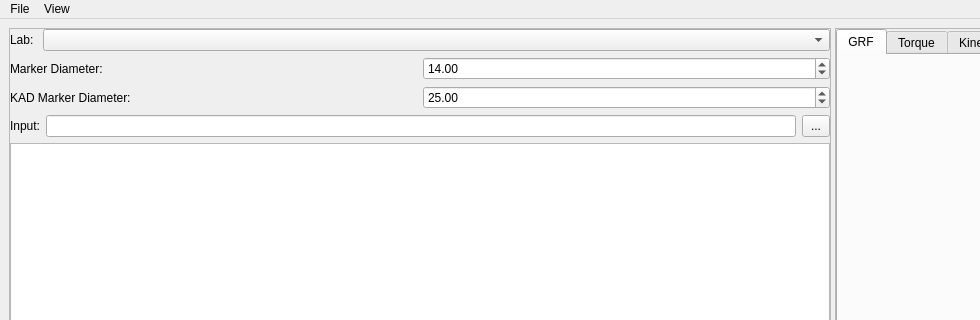
This is src/c3d_parser/view/qt/main_window.ui in tsalemink/C3D-parser as Qt 5 draws it before an edit; both pictures show x 0 to 980 and y 0 to 320 of the 1500 by 800 pixel window. The edited form follows.
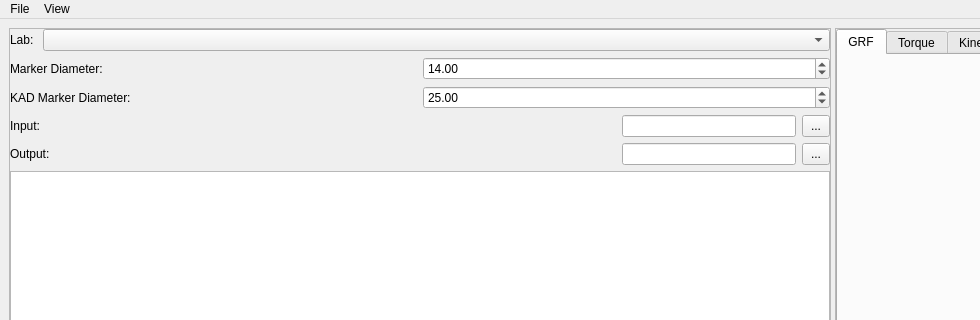
This is the edited form. Custom widgets are drawn as their Qt base class.

Commit message: Add UI element for output directory

The edit to the form file:
```diff
--- a/src/c3d_parser/view/qt/main_window.ui
+++ b/src/c3d_parser/view/qt/main_window.ui
@@ -119,10 +119,72 @@
            </widget>
           </item>
           <item>
-           <widget class="QLineEdit" name="lineEditDirectory"/>
+           <widget class="QLineEdit" name="lineEditInputDirectory">
+            <property name="sizePolicy">
+             <sizepolicy hsizetype="Fixed" vsizetype="Fixed">
+              <horstretch>0</horstretch>
+              <verstretch>0</verstretch>
+             </sizepolicy>
+            </property>
+            <property name="minimumSize">
+             <size>
+              <width>174</width>
+              <height>0</height>
+             </size>
+            </property>
+           </widget>
           </item>
           <item>
-           <widget class="QPushButton" name="pushButtonDirectoryChooser">
+           <widget class="QPushButton" name="pushButtonInputDirectoryChooser">
+            <property name="sizePolicy">
+             <sizepolicy hsizetype="Fixed" vsizetype="Fixed">
+              <horstretch>0</horstretch>
+              <verstretch>0</verstretch>
+             </sizepolicy>
+            </property>
+            <property name="styleSheet">
+             <string notr="true">padding: 3px 8px;</string>
+            </property>
+            <property name="text">
+             <string>...</string>
+            </property>
+           </widget>
+          </item>
+         </layout>
+        </item>
+        <item>
+         <layout class="QHBoxLayout" name="horizontalLayout_6">
+          <item>
+           <widget class="QLabel" name="label_5">
+            <property name="text">
+             <string>Output:</string>
+            </property>
+           </widget>
+          </item>
+          <item>
+           <widget class="QLineEdit" name="lineEditOutputDirectory">
+            <property name="sizePolicy">
+             <sizepolicy hsizetype="Fixed" vsizetype="Fixed">
+              <horstretch>0</horstretch>
+              <verstretch>0</verstretch>
+             </sizepolicy>
+            </property>
+            <property name="minimumSize">
+             <size>
+              <width>174</width>
+              <height>0</height>
+             </size>
+            </property>
+           </widget>
+          </item>
+          <item>
+           <widget class="QPushButton" name="pushButtonOutputDirectoryChooser">
+            <property name="sizePolicy">
+             <sizepolicy hsizetype="Fixed" vsizetype="Fixed">
+              <horstretch>0</horstretch>
+              <verstretch>0</verstretch>
+             </sizepolicy>
+            </property>
             <property name="styleSheet">
              <string notr="true">padding: 3px 8px;</string>
             </property>
```
Left out of the diff: 12 changed lines with no effect on the pictures. The commit also changes 2 other files.
